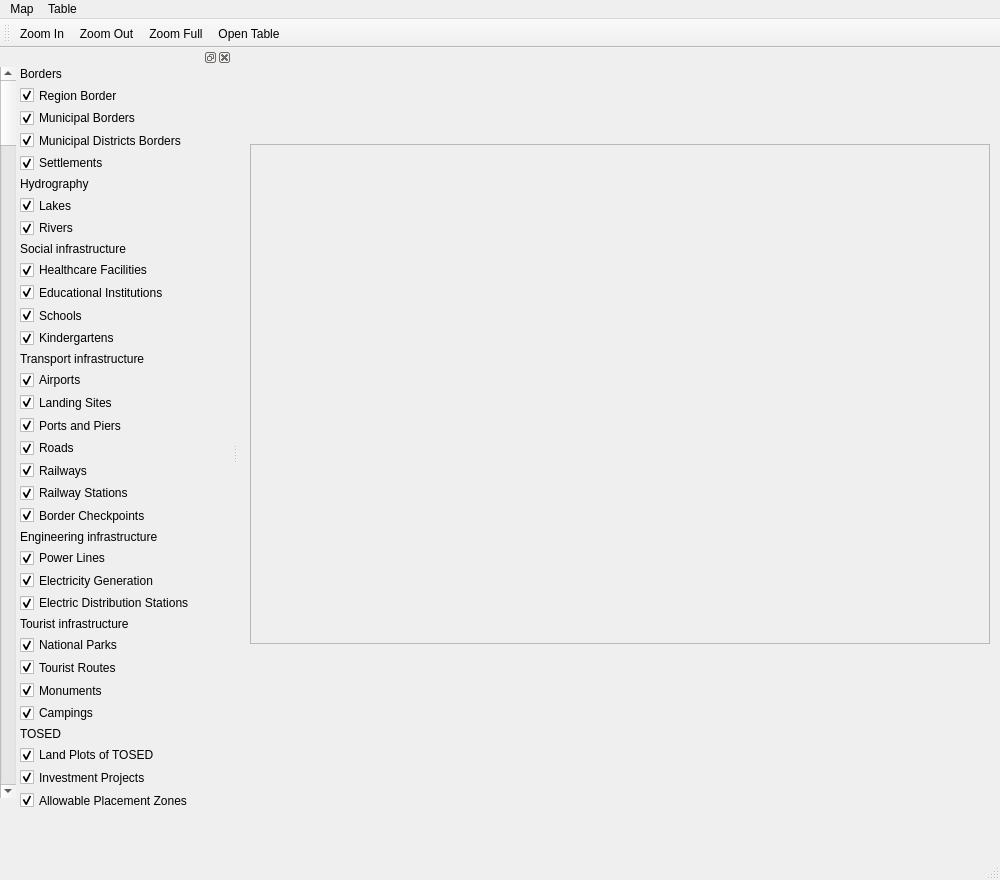
Before: the Qt Designer form mainwindow.ui in Anastasiia-Ni/RegGIS, drawn with Qt 5.
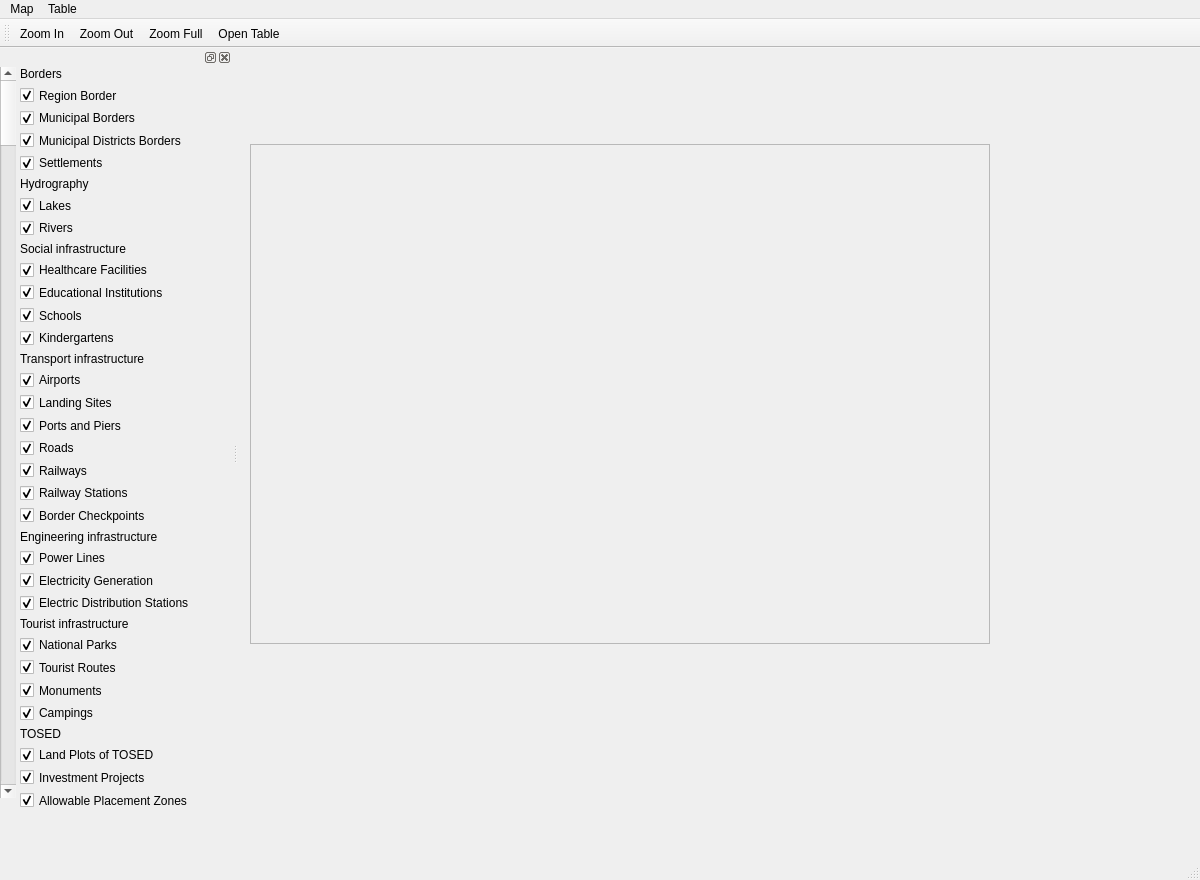
After: the same form once the commit is applied. Icons and pictures are not drawn.

The edit to the form file:
```diff
--- a/mainwindow.ui
+++ b/mainwindow.ui
@@ -6,7 +6,7 @@
    <rect>
     <x>0</x>
     <y>0</y>
-    <width>1000</width>
+    <width>1200</width>
     <height>880</height>
    </rect>
   </property>
@@ -45,7 +45,7 @@
     <rect>
      <x>0</x>
      <y>0</y>
-     <width>1000</width>
+     <width>1200</width>
      <height>37</height>
     </rect>
    </property>
```
